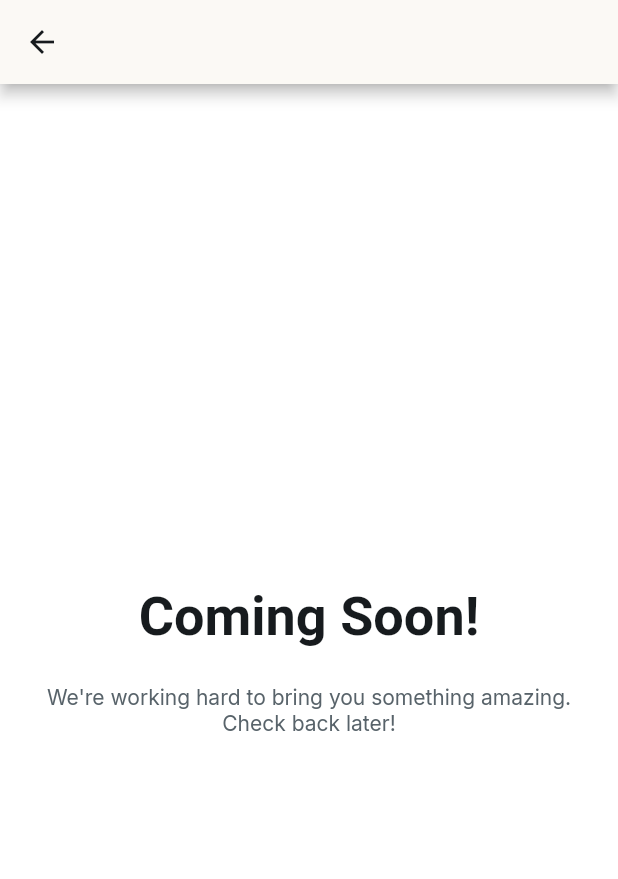
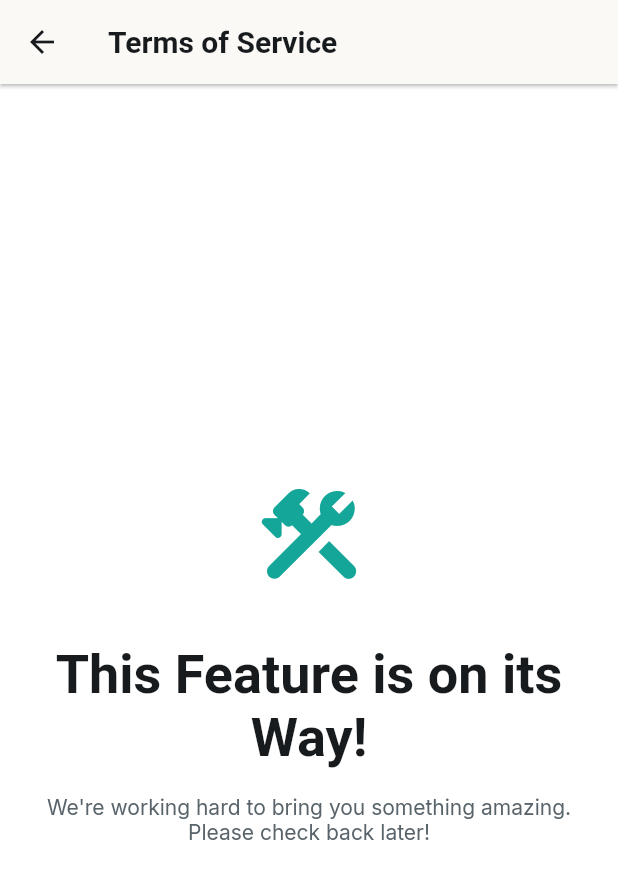
Before and after one commit to the-user-created/RainVu, a Flutter app: the screen it shows after launch, item 4 of the bottom bar chosen, after a tap on "Terms of Service", on a phone screen of 412 x 824 dp. Shown: the top 879 px of the screen. Run offline on Flutter 3.47's test engine with Material 3 defaults, Android fonts, the phone set to English and light mode, and no system bars; our stand-ins replace auto_size_text, cloud_firestore, dotted_border, dropdown_button2, file_picker, firebase_core and 13 more; missing offline and left inert: json_path; accounts and stored records are empty; generated files the repository leaves out were written again; network calls fail; Roboto replaces fonts that are missing (Readex Pro); project files that could hold a hidden picture were left out.

Commit message:
Implement Coming Soon screen with configurable arguments

```diff
--- /dev/null
+++ b/lib/common/domain/coming_soon_args.dart
@@ -0,0 +1,20 @@
+// ignore_for_file: comment_references
+/// A data class to hold arguments for the [ComingSoonScreen].
+///
+/// This allows for type-safe and structured data passing via GoRouter's `extra`
+/// parameter, making the screen's content configurable from the call site.
+class ComingSoonScreenArgs {
+  const ComingSoonScreenArgs({
+    this.pageTitle,
+    this.headline,
+    this.message,
+  });
+  /// The title to display in the [AppBar].
+  final String? pageTitle;
+
+  /// The main headline to display on the screen.
+  final String? headline;
+
+  /// The descriptive message to display below the headline.
+  final String? message;
+}
--- /dev/null
+++ b/lib/common/presentation/screens/coming_soon_screen.dart
@@ -0,0 +1,77 @@
+import "package:flutter/material.dart";
+import "package:rain_wise/app_constants.dart";
+import "package:rain_wise/flutter_flow/flutter_flow_theme.dart";
+
+/// A generic placeholder screen for features that are not yet implemented.
+///
+/// This screen is intended for development purposes and should not be present
+/// in release builds. It provides a consistent and clear UI for sections of
+/// the app that are under construction.
+class ComingSoonScreen extends StatelessWidget {
+  const ComingSoonScreen({
+    super.key,
+    this.pageTitle,
+    this.headline,
+    this.message,
+  });
+
+  /// The title to display in the [AppBar].
+  final String? pageTitle;
+
+  /// The main headline to display on the screen.
+  final String? headline;
+
+  /// The descriptive message to display below the headline.
+  final String? message;
+
+  @override
+  Widget build(final BuildContext context) {
+    // Using FlutterFlowTheme to maintain visual consistency with the rest of the app.
+    final FlutterFlowTheme theme = FlutterFlowTheme.of(context);
+
+    return Scaffold(
+      backgroundColor: theme.secondaryBackground,
+      appBar: AppBar(
+        title: Text(
+          pageTitle ?? "Coming Soon",
+          style: theme.titleLarge,
+        ),
+        backgroundColor: theme.primaryBackground,
+        iconTheme: IconThemeData(color: theme.primaryText),
+        elevation: 1,
+      ),
+      body: SafeArea(
+        child: Center(
+          child: Padding(
+            padding: const EdgeInsets.symmetric(
+              horizontal: AppConstants.horiEdgePadding,
+            ),
+            child: Column(
+              mainAxisAlignment: MainAxisAlignment.center,
+              children: [
+                Icon(
+                  Icons.construction_rounded,
+                  size: 80,
+                  color: theme.secondary,
+                ),
+                const SizedBox(height: 32),
+                Text(
+                  headline ?? "This Feature is on its Way!",
+                  style: theme.displaySmall,
+                  textAlign: TextAlign.center,
+                ),
+                const SizedBox(height: 16),
+                Text(
+                  message ??
+                      "We're working hard to bring you something amazing. Please check back later!",
+                  style: theme.bodyLarge.copyWith(color: theme.secondaryText),
+                  textAlign: TextAlign.center,
+                ),
+              ],
+            ),
+          ),
+        ),
+      ),
+    );
+  }
+}
--- a/lib/core/navigation/app_routes.dart
+++ b/lib/core/navigation/app_routes.dart
@@ -1,5 +1,7 @@
 import "package:flutter/material.dart";
 import "package:go_router/go_router.dart";
+import "package:rain_wise/common/domain/coming_soon_args.dart";
+import "package:rain_wise/common/presentation/screens/coming_soon_screen.dart";
 import "package:rain_wise/core/navigation/app_route_names.dart";
 import "package:rain_wise/core/ui/scaffold_with_nav_bar.dart";
 import "package:rain_wise/features/data_tools/presentation/screens/data_tools_screen.dart";
@@ -16,7 +18,6 @@ import "package:rain_wise/features/settings/presentation/screens/help_screen.dar
 import "package:rain_wise/features/settings/presentation/screens/notifications_screen.dart";
 import "package:rain_wise/features/settings/presentation/screens/settings_screen.dart";
 import "package:rain_wise/features/subscription/presentation/screens/subscription_details_screen.dart";
-import "package:rain_wise/misc/coming_soon/coming_soon_widget.dart";
 
 /// Defines the route configuration for the application.
 class AppRoutes {
@@ -167,7 +168,21 @@ class AppRoutes {
         GoRoute(
           path: AppRouteNames.comingSoonPath,
           name: AppRouteNames.comingSoonName,
-          builder: (final context, final state) => const ComingSoonWidget(),
+          builder: (final context, final state) {
+            // Default arguments if none are provided.
+            ComingSoonScreenArgs args = const ComingSoonScreenArgs();
+
+            // Safely check and cast the extra parameter.
+            if (state.extra is ComingSoonScreenArgs) {
+              args = state.extra! as ComingSoonScreenArgs;
+            }
+
+            return ComingSoonScreen(
+              pageTitle: args.pageTitle,
+              headline: args.headline,
+              message: args.message,
+            );
+          },
         ),
       ];
 }
--- a/lib/features/settings/presentation/screens/settings_screen.dart
+++ b/lib/features/settings/presentation/screens/settings_screen.dart
@@ -1,6 +1,7 @@
 import "package:flutter/material.dart";
 import "package:flutter_riverpod/flutter_riverpod.dart";
 import "package:go_router/go_router.dart";
+import "package:rain_wise/common/domain/coming_soon_args.dart";
 import "package:rain_wise/core/navigation/app_route_names.dart";
 import "package:rain_wise/features/settings/presentation/widgets/app_info_footer.dart";
 import "package:rain_wise/features/settings/presentation/widgets/settings_card.dart";
@@ -63,11 +64,19 @@ class SettingsScreen extends ConsumerWidget {
               ),
               SettingsListTile(
                 title: "Privacy Policy",
-                onTap: () => context.pushNamed(AppRouteNames.comingSoonName),
+                onTap: () => context.pushNamed(
+                  AppRouteNames.comingSoonName,
+                  extra:
+                      const ComingSoonScreenArgs(pageTitle: "Privacy Policy"),
+                ),
               ),
               SettingsListTile(
                 title: "Terms of Service",
-                onTap: () => context.pushNamed(AppRouteNames.comingSoonName),
+                onTap: () => context.pushNamed(
+                  AppRouteNames.comingSoonName,
+                  extra:
+                      const ComingSoonScreenArgs(pageTitle: "Terms of Service"),
+                ),
               ),
             ],
           ),
--- a/lib/misc/coming_soon/coming_soon_widget.dart
+++ /dev/null
@@ -1,71 +0,0 @@
-import "package:flutter/material.dart";
-import "package:rain_wise/flutter_flow/flutter_flow_theme.dart";
-import "package:rain_wise/flutter_flow/flutter_flow_util.dart";
-
-class ComingSoonWidget extends StatefulWidget {
-  const ComingSoonWidget({super.key});
-
-  @override
-  State<ComingSoonWidget> createState() => _ComingSoonWidgetState();
-}
-
-class _ComingSoonWidgetState extends State<ComingSoonWidget> {
-  final scaffoldKey = GlobalKey<ScaffoldState>();
-
-  @override
-  Widget build(final BuildContext context) => GestureDetector(
-        onTap: () {
-          FocusScope.of(context).unfocus();
-          FocusManager.instance.primaryFocus?.unfocus();
-        },
-        child: Scaffold(
-          key: scaffoldKey,
-          backgroundColor: FlutterFlowTheme.of(context).secondaryBackground,
-          appBar: AppBar(
-            backgroundColor: FlutterFlowTheme.of(context).primaryBackground,
-            iconTheme:
-                IconThemeData(color: FlutterFlowTheme.of(context).primaryText),
-            actions: const [],
-            centerTitle: false,
-          ),
-          body: SafeArea(
-            child: Padding(
-              padding: EdgeInsetsDirectional.fromSTEB(
-                valueOrDefault<double>(
-                  AppConstants.horiEdgePadding.toDouble(),
-                  0,
-                ),
-                24,
-                valueOrDefault<double>(
-                  AppConstants.horiEdgePadding.toDouble(),
-                  0,
-                ),
-                24,
-              ),
-              child: Column(
-                mainAxisAlignment: MainAxisAlignment.center,
-                children: [
-                  Text(
-                    "Coming Soon!",
-                    style: FlutterFlowTheme.of(context).displaySmall.override(
-                          fontFamily: "Readex Pro",
-                          color: FlutterFlowTheme.of(context).primaryText,
-                          letterSpacing: 0,
-                        ),
-                  ),
-                  Text(
-                    "We're working hard to bring you something amazing. Check back later!",
-                    textAlign: TextAlign.center,
-                    style: FlutterFlowTheme.of(context).bodyLarge.override(
-                          fontFamily: "Inter",
-                          color: FlutterFlowTheme.of(context).secondaryText,
-                          letterSpacing: 0,
-                        ),
-                  ),
-                ].divide(const SizedBox(height: 24)),
-              ),
-            ),
-          ),
-        ),
-      );
-}
```
